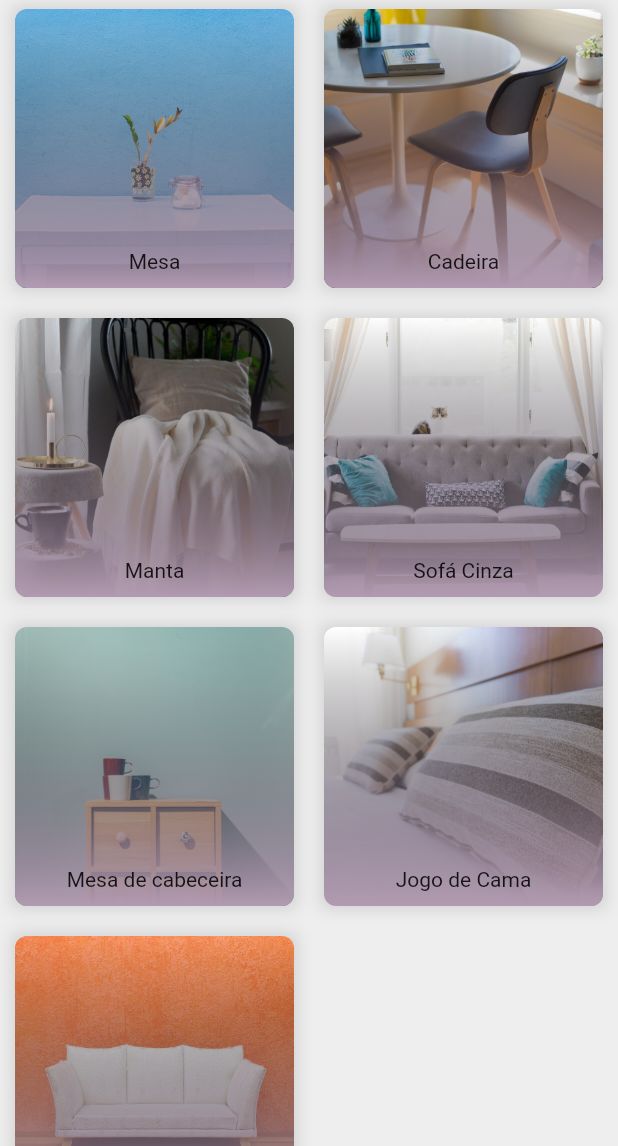
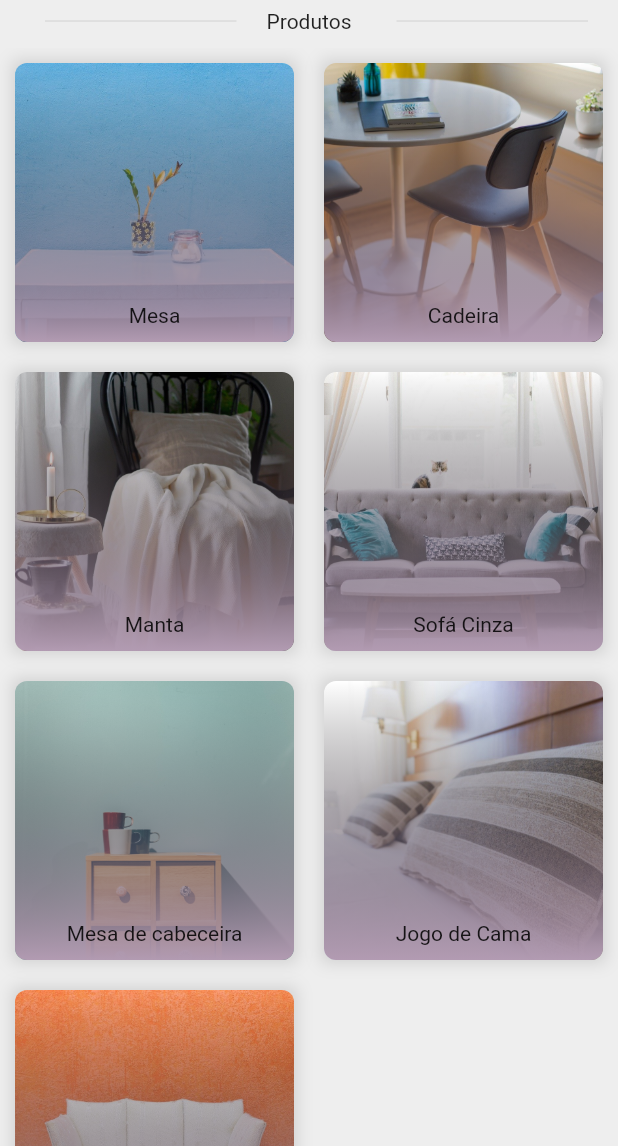
Before and after one commit to 3dsonneto/lojinha-alura, a Flutter app: the screen it shows after launch, on a phone screen of 412 x 824 dp, the part 90-1236 px from its top. Run offline on Flutter 3.47's test engine with Material 2 defaults, Android fonts, the phone set to English and light mode, and no system bars.

Commit message:
Finalizando a home

```diff
--- a/lib/main.dart
+++ b/lib/main.dart
@@ -85,7 +85,32 @@
         titulo: "Lojinha Alura",
         isPaginaCarrinho: false,
       ),
-      body: GridProdutos(moveis: moveis),
+      body: Column(
+        children: [
+          Row(
+            children: [
+              Expanded(
+                child: Container(
+                  margin:
+                      EdgeInsets.only(left: 30, right: 20, top: 10, bottom: 10),
+                  child: Divider(),
+                ),
+              ),
+              Text("Produtos"),
+              Expanded(
+                child: Container(
+                  margin:
+                      EdgeInsets.only(left: 30, right: 20, top: 10, bottom: 10),
+                  child: Divider(),
+                ),
+              ),
+            ],
+          ),
+          Flexible(
+            child: GridProdutos(moveis: moveis),
+          ),
+        ],
+      ),
     );
   }
 }
```
